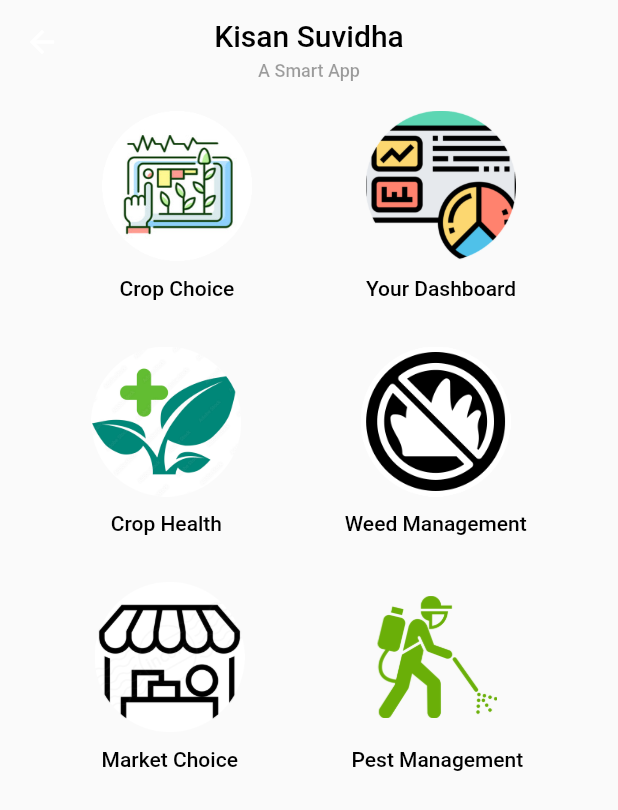
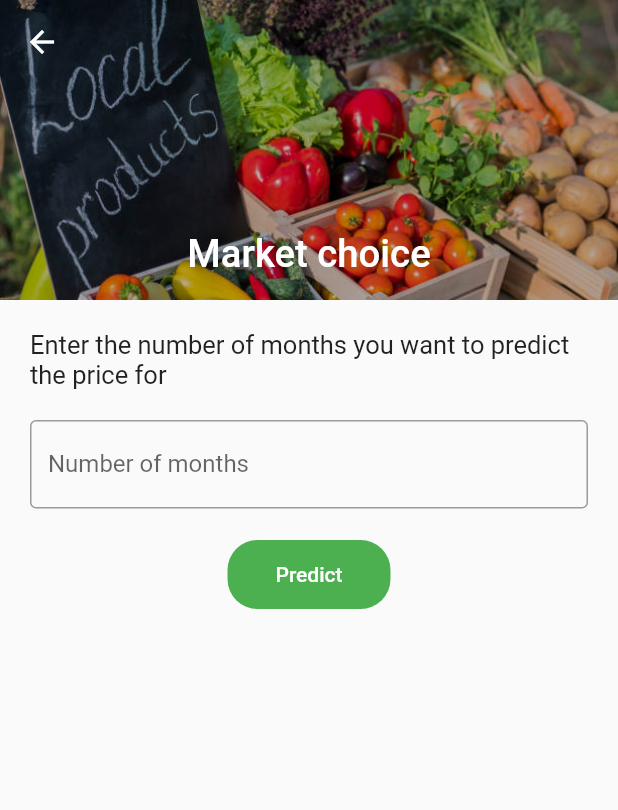
Before and after one commit to AsishGokarakonda/Flutter-Crop-Detection, a Flutter app: the AllHomePage screen opened by its route, after a tap on "Market Choice", on a phone screen of 412 x 824 dp. Shown: the top 810 px of the screen. Run offline on Flutter 3.47's test engine with Material 2 defaults, Android fonts, the phone set to English and light mode, and no system bars; our stand-ins replace awesome_notifications, flutter_secure_storage, font_awesome_flutter, get, google_fonts, google_maps_flutter and 4 more; accounts and stored records are empty.

Commit message:
Last commit of version2.0

```diff
--- a/lib/main.dart
+++ b/lib/main.dart
@@ -1,3 +1,4 @@
+import 'package:crop_recommend/screens/marketchoice/price_prediction.dart';
 import 'package:crop_recommend/utils/notification_api.dart';
 import '../../../screens/home/adminhome/admin_home.dart';
 import '../../../screens/home/adminhome/all_users.dart';
@@ -12,7 +13,7 @@ import '../../../screens/signing/admin_login.dart';
 import '../../../screens/signing/before_login.dart';
 import '../../../screens/signing/login_page.dart';
 import '../../../utils/routes.dart';
-import '../../../screens/profile/add_field.dart';
+import 'screens/profile/all_fields.dart';
 import '../../../screens/crophealth/selectedcrops.dart';
 import '../../../screens/crophealth/cottonhealth/cotton_home.dart';
 import '../../../screens/crophealth/cottonhealth/banana_home.dart';
@@ -21,6 +22,8 @@ import '../../../screens/home/pesthome/disease_checkcrop.dart';
 import '../../../screens/signing/forgot_password.dart';
 import '../../../screens/signing/signup_page.dart';
 import '../../../screens/profile/settings.dart';
+
+
 import 'package:flutter/material.dart';
 import 'package:shared_preferences/shared_preferences.dart';
 import 'package:get/get.dart';
@@ -81,14 +84,14 @@ static GlobalKey<NavigatorState> navigatorKey = GlobalKey<NavigatorState>();
           MyRoutes.adminhomeRoute:(context) => const AdminHome(),
           MyRoutes.allusersRoute:(context) => const AllUsers(),
           MyRoutes.usermapsRoute:(context) => const UserMaps(),
-          MyRoutes.addFieldRoute:(context) => const AddField(),
+          MyRoutes.allFieldsRoute:(context) => const AllFields(),
           MyRoutes.crophealth:(context) => const SelectedCropsHome(),
           MyRoutes.selectavailablecrops:(context) => const CropHealthHome(),
           MyRoutes.cottonhealthhome:(context) => const CottonCropHome(),
           MyRoutes.bananahealthhome:(context) => const BananaCropHome(),
           MyRoutes.diseasecheckcrop:(context) => const DiseaseCheckCrop(),
           MyRoutes.settingsRoute:(context) => const SettingsPage(),
-
+          MyRoutes.pricePredictRoute:(context) => const PricePredict(),
         });
   }
 }
--- a/lib/screens/home/all_home_page.dart
+++ b/lib/screens/home/all_home_page.dart
@@ -146,7 +146,7 @@ class _AllHomePageState extends State<AllHomePage> {
                           const SizedBox(
                             height: 10,
                           ),
-                          Text('Crop Health'.tr,
+                          Text('Crop Advisory'.tr,
                               style: TextStyle(color: Colors.black))
                         ],
                       )),
@@ -180,7 +180,9 @@ class _AllHomePageState extends State<AllHomePage> {
                   // create a rounded button and keep a image inside it and on press of that
 
                   TextButton(
-                      onPressed: () {},
+                      onPressed: () {
+                        Navigator.pushNamed(context, '/pricepredict');
+                      },
                       child: Column(
                         children: [
                           SizedBox(
--- a/lib/screens/home/pesthome/detect_disease.dart
+++ b/lib/screens/home/pesthome/detect_disease.dart
@@ -65,8 +65,9 @@ class _DetectDiseaseState extends State<DetectDisease> {
     request.headers.addAll(headers);
     request.fields.addAll({
       'crop_name': PestManagement.diseaseselectedcrop,
-      'dayaftersowing':das
+      'dayaftersowing': das.toString(),
     });
+    print("done");
     var response = await request.send();
     // save the image in images folder using imagepicker
     // get image path and keep it in a variable
--- /dev/null
+++ b/lib/screens/marketchoice/price_prediction.dart
@@ -0,0 +1,334 @@
+import 'package:crop_recommend/utils/api.dart';
+import 'package:flutter/material.dart';
+import 'package:flutter/src/widgets/container.dart';
+import 'package:flutter/src/widgets/framework.dart';
+import 'dart:convert';
+import 'package:http/http.dart' as http;
+
+class PricePredict extends StatefulWidget {
+  const PricePredict({super.key});
+
+  @override
+  State<PricePredict> createState() => _PricePredictState();
+}
+
+class _PricePredictState extends State<PricePredict> {
+  List<BoxShadow> shadowList = [
+    BoxShadow(
+        color: Color.fromARGB(255, 190, 190, 190),
+        blurRadius: 30,
+        offset: Offset(0, 10))
+  ];
+  // {
+  // "min_price": 5270.0,
+  // "max_price": 10450.0,
+  // "avg_price": 7860.0,
+  // "start": "Mar 2023",
+  // "end": "Dec 2023"
+// }
+  // create variables for min_price, max_price, avg_price, start, end
+
+  double min_price = 0.0;
+  double max_price = 0.0;
+  double avg_price = 0.0;
+  String start = '';
+  String end = '';
+  int showgraph = 0;
+  int months = 0;
+  int buffering = 0;
+  String imagestring ='';
+  void getpriceprediction() async {
+    var request = await http.post(
+        Uri.parse('${APILoad.api}/marketchoice/predictmarketprice/'),
+        headers: {
+          'Content-Type': 'application/json',
+          'Accept': 'application/json',
+        },
+        body: json.encode({"months": months}));
+    var data = json.decode(request.body);
+    min_price = data['min_price'];
+    max_price = data['max_price'];
+    avg_price = data['avg_price'];
+    start = data['start'];
+    end = data['end'];
+    print(data);
+    setState(() {
+      showgraph = 1;
+      buffering = 0;
+    });
+  }
+
+  @override
+  void initState() {
+    // getpriceprediction();
+    super.initState();
+  }
+
+  @override
+  Widget build(BuildContext context) {
+    return Scaffold(
+      body: NestedScrollView(
+          headerSliverBuilder: (BuildContext context, bool innerBoxIsScrolled) {
+            return <Widget>[
+              SliverAppBar(
+                backgroundColor: Colors.black54,
+                elevation: 0,
+                expandedHeight: 200.0,
+                pinned: true,
+                flexibleSpace: FlexibleSpaceBar(
+                    centerTitle: true,
+                    // keep title at top
+                    title: Text('Market choice',
+                        style: TextStyle(
+                          color: Colors.white,
+                          fontSize: 17.0,
+                        )),
+                    background: Image.asset(
+                      'assets/marketchoice/pricePredictHome.jpg',
+                      colorBlendMode: BlendMode.darken,
+                      color: Colors.black.withOpacity(0.25),
+                      fit: BoxFit.cover,
+                    )),
+              ),
+            ];
+          },
+          body: buffering == 0
+              ? SingleChildScrollView(
+                  physics: const BouncingScrollPhysics(),
+                  child: Column(children: [
+                    const SizedBox(
+                      height: 20,
+                    ),
+                    Container(
+                        // width: 300,
+                        margin: const EdgeInsets.symmetric(horizontal: 20),
+                        child: const Text(
+                          'Enter the number of months you want to predict the price for',
+                          style: TextStyle(
+                            fontSize: 17,
+                          ),
+                        )),
+                    const SizedBox(
+                      height: 20,
+                    ),
+                    Container(
+                      // width: 300,
+                      margin: const EdgeInsets.symmetric(horizontal: 20),
+                      child: TextField(
+                        // input should be a number
+                        onChanged: (value) {
+                          months = int.parse(value);
+                        },
+                        keyboardType: TextInputType.number,
+                        decoration: const InputDecoration(
+                          border: OutlineInputBorder(),
+                          labelText: 'Number of months',
+                        ),
+                      ),
+                    ),
+                    const SizedBox(
+                      height: 20,
+                    ),
+                    TextButton(
+                      onPressed: () {
+                        // call the function getpriceprediction()
+                        // keep rotating circle until the data is fetched
+                        setState(() {
+                          buffering = 1;
+                        });
+                        getpriceprediction();
+                        setState(() {
+                          // update the network image
+                          imagestring = "${APILoad.api}/images/crops/pricePrediction.png";
+                        });
+                      },
+                      child: Text(
+                        '  Predict  ',
+                        style: TextStyle(color: Colors.white),
+                      ),
+                      style: TextButton.styleFrom(
+                          padding: const EdgeInsets.symmetric(
+                              horizontal: 25, vertical: 15),
+                          backgroundColor: Colors.green,
+                          shape: const RoundedRectangleBorder(
+                              borderRadius:
+                                  BorderRadius.all(Radius.circular(20)))),
+                    ),
+                    const SizedBox(
+                      height: 30,
+                    ),
+                    // if showgraph is 1 then show text graph
+
+                    showgraph == 1
+                        ? Column(children: [
+                            Text('Price Vs Time',
+                                style: TextStyle(
+                                  fontSize: 20,
+                                  fontWeight: FontWeight.bold,
+                                )),
+                            const SizedBox(
+                              height: 20,
+                            ),
+                                                        Text('Entered number of months: $months',
+                                style: TextStyle(
+                                  fontSize: 20,
+                                  color: Colors.grey,
+                                )),
+                            GestureDetector(
+                              // on tap open the image in full screen
+                              onTap: () async {
+                                // show image in full screen
+                                await showDialog(
+                                    context: context,
+                                    builder: (context) {
+                                      return Dialog(
+                                        child: InteractiveViewer(
+                                          panEnabled: false,
+                                          maxScale: 3,
+                                          minScale: 1,
+                                          child: Container(
+                                            width: 300,
+                                            height: 300,
+                                            decoration: BoxDecoration(
+                                              borderRadius:
+                                                  const BorderRadius.only(
+                                                      topLeft:
+                                                          Radius.circular(20),
+                                                      topRight:
+                                                          Radius.circular(20),
+                                                      bottomLeft:
+                                                          Radius.circular(20),
+                                                      bottomRight:
+                                                          Radius.circular(20)),
+                                              image: DecorationImage(
+                                                image: NetworkImage(
+                                                    "${APILoad.api}/images/crops/pricePrediction.png"),
+                                                fit: BoxFit.fill,
+                                              ),
+                                            ),
+                                          ),
+                                        ),
+                                      );
+                                    });
+                              },
+                              child: Container(
+                                width: 400,
+                                height: 300,
+                                decoration: BoxDecoration(
+                                  borderRadius: const BorderRadius.only(
+                                      topLeft: Radius.circular(20),
+                                      topRight: Radius.circular(20),
+                                      bottomLeft: Radius.circular(20),
+                                      bottomRight: Radius.circular(20)),
+                                  image: DecorationImage(
+                                    image: NetworkImage(
+                                      imagestring
+                                        ),
+                                    fit: BoxFit.scaleDown
+                                  ),
+                                ),
+                              ),
+                            ),
+                            const SizedBox(
+                              height: 20,
+                            ),
+                            PriceContainer(
+                                shadowList: shadowList,
+                                data: avg_price,
+                                type: 'Avg Price'),
+                            Row(
+                                mainAxisAlignment:
+                                    MainAxisAlignment.spaceEvenly,
+                                children: [
+                                  PriceContainer(
+                                      shadowList: shadowList,
+                                      data: min_price,
+                                      type: 'Min Price'),
+                                  PriceContainer(
+                                      shadowList: shadowList,
+                                      data: max_price,
+                                      type: 'Max Price'),
+                                ]),
+                            Row(
+                                mainAxisAlignment:
+                                    MainAxisAlignment.spaceEvenly,
+                                children: [
+                                  PriceContainer(
+                                      shadowList: shadowList,
+                                      data: start,
+                                      type: 'Start Date'),
+                                  PriceContainer(
+                                      shadowList: shadowList,
+                                      data: end,
+                                      type: 'End Date'),
+                                ]),
+                          ])
+                        : Container(),
+                  ]),
+                )
+              : Container(
+                  child: const Center(
+                    child: CircularProgressIndicator(),
+                  ),
+                )),
+    );
+  }
+}
+
+class PriceContainer extends StatelessWidget {
+   PriceContainer({
+    Key? key,
+    required this.shadowList,
+    required this.data,
+    required this.type,
+  }) : super(key: key);
+
+  final List<BoxShadow> shadowList;
+  var data;
+  final String type;
+
+  @override
+  Widget build(BuildContext context) {
+    return Container(
+      width: 150,
+      height: 100,
+      margin: const EdgeInsets.symmetric(vertical: 10, horizontal: 10),
+      padding: const EdgeInsets.all(10),
+      decoration: BoxDecoration(
+          color: Colors.white,
+          borderRadius: BorderRadius.circular(20),
+          boxShadow: shadowList),
+      child: Column(
+        mainAxisAlignment: MainAxisAlignment.center,
+        crossAxisAlignment: CrossAxisAlignment.center,
+        children: [
+          Text(
+            '$type',
+            style: TextStyle(
+                color: Colors.black, fontSize: 17, fontWeight: FontWeight.bold),
+          ),
+          const SizedBox(
+            height: 10,
+          ),
+          Text(
+            // if type of data is double then show rupees symbol and if type of data is date then show date
+            type == 'Start Date' || type == 'End Date'
+                ? data
+                : '₹ $data',
+            style: TextStyle(
+              color: // if type is min price then show red and if type is avg price then show green and if type is max price then show blue
+                  type == 'Min Price'
+                      ? Colors.red
+                      : type == 'Avg Price'
+                          ? Colors.blue
+                          : type == 'Max Price'
+                          ? Colors.green
+                          : Color.fromARGB(255, 248, 183, 18),
+              fontSize: 20,
+            ),
+          ),
+        ],
+      ),
+    );
+  }
+}
--- a/lib/screens/profile/profile_page.dart
+++ b/lib/screens/profile/profile_page.dart
@@ -147,7 +147,7 @@ class ProfileWidget extends StatelessWidget {
       // if title is Log Out then navigate to login page
       onTap: title =='Add Field'.tr
           ? () async {
-            Navigator.pushNamed(context, '/addfield');
+            Navigator.pushNamed(context, '/allfields');
             }
       : title == 'Log Out'.tr
           ? () async {
--- a/lib/screens/signing/login_page.dart
+++ b/lib/screens/signing/login_page.dart
@@ -192,13 +192,14 @@ class _LoginPageState extends State<LoginPage> {
                       // if there is no error in the form then send the data to the server
                       if (_formkey.currentState!.validate()) {
                         // if there is no error in the form then send the data to the server
-                        var url = "${APILoad.api}/api/login/";
+                        var url = '${APILoad.api}/api/login/';
                         // if server is not running then show error message
-
+                        print("Hi");
                         http.post(Uri.parse(url), body: {
                           "username": username,
                           "password": password,
                         }).then((response) async {
+                          print("Hwhejkf");
                           if (response.statusCode == 200) {
                             var data = json.decode(response.body);
                             if (data['status'] == "success") {
--- a/lib/utils/api.dart
+++ b/lib/utils/api.dart
@@ -4,8 +4,10 @@ import 'package:shared_preferences/shared_preferences.dart';
 
 class APILoad {
   static String api = 'http://10.196.10.102:8000';
+  // http://10.196.10.102:8000/api/login/
   // this should be the ip address of the machine where the server is running.
   // for simplicity connect phone and laptop to same wifi and use the ip address of the laptop
+  // turn off the firewall of the laptop in firewall and network protection settings
 }
 
 class CropHealthselection {
--- a/lib/utils/app_translation.dart
+++ b/lib/utils/app_translation.dart
@@ -51,6 +51,8 @@ class AppTranslation extends Translations {
       'Error':'Error',
       'Disease':'Disease',
       // Advisory
+      'Crop Advisory':'Crop Advisory',
+      'Advisory':'Advisory',
       'Days after sowing:':'Days after sowing:',
       'Days after sowing':'Days after sowing',
       'Add Crops':'Add Crops',
@@ -114,6 +116,8 @@ class AppTranslation extends Translations {
       'Error':'ತಪ್ಪಾಗಿದೆ',
       'Disease': 'ರೋಗ',
       // Advisory
+      'Crop Advisory':'ಕ್ರಾಪ್ ಸಲಹೆ',
+      'Advisory':'ಸಲಹೆ',
       'Days after sowing:' : 'ಸೇರಿಸಿದ ದಿನಗಳು:',
       'Days after sowing' : 'ಸೇರಿಸಿದ ದಿನಗಳು',
       'Add Crops': 'ಕ್ರಾಪ್ಸ್ ಸೇರಿಸಿ',
@@ -121,6 +125,7 @@ class AppTranslation extends Translations {
       'Change days after sowing': 'ಸೇರಿಸಿದ ದಿನಗಳನ್ನು ಬದಲಾಯಿಸಿ',
       'Show more': 'ಹೆಚ್ಚು ತೋರಿಸಿ',
       // COTTON Advisory
+      'Advisory':'ಸಲಹೆ',
        'Decay of the seedlings before emergence, girdling of the seedling stems and root rot.Sometimes mustard like seeds appear on the roots.':'ಮುಖ್ಯವಾದರೆ ಸೇರಿಸಿದ ಮೊದಲ ದಿನಗಳಲ್ಲಿ ಸೀಡ್ಲಿಂಗ್ಗಳ ಮುಖ್ಯವಾದರೆ ಸೇರಿಸಿದ ಮೊದಲ ದಿನಗಳಲ್ಲಿ ಸೀಡ್ಲಿಂಗ್ಗಳ ಮುಖ್ಯವಾದರೆ ಸೇರಿಸಿದ ಮೊದಲ ದಿನಗಳಲ್ಲಿ ಸೀಡ್ಲಿಂಗ್ಗಳ ಮುಖ್ಯವಾದರೆ ಸೇರಿಸಿದ ಮೊದಲ ದಿನಗಳಲ್ಲಿ ಸೀಡ್ಲಿಂಗ್ಗಳ ಮುಖ್ಯವಾದರೆ ಸೇರಿಸಿದ ಮೊದಲ ದಿನಗಳಲ್ಲಿ ಸೀಡ್ಲಿಂಗ್ಗಳ ಮುಖ್ಯವಾದರೆ ಸೇರಿಸಿದ ಮೊದಲ ದಿನಗಳಲ್ಲಿ ಸೀಡ್ಲಿಂಗ್ಗಳ ಮುಖ',
       'Drenching of Thiram @ 2 g/litre of water around the diseased seedlings.':'ರೋಗಿತ ಸೀಡ್ಲಿಂಗ್ಗಳ ಮೇಲೆ ವಾಟರ್ ಮಾಡಿ 2 ಜಿ / ಲಿಟರ್ ತಿರಾಮ್ ಡ್ರೆಂಚ್ ಮಾಡಿ.',
       'Scheduled irrigation at 5 cm depth in light/red/sandy loam soils.':'ಲೈಟ್ / ರೆಡ್ / ಸ್ಯಾಂಡಿ ಲೂಮ್ ಸ್ಥಳಗಳಲ್ಲಿ 5 ಸಿ.ಎಂ. ಗಾಲಿನಲ್ಲಿ ನಿರ್ಧಾರಿತ ಜಾಲನೆ.',
@@ -179,6 +184,8 @@ class AppTranslation extends Translations {
       'Error': 'त्रुटि',
       'Disease': 'बीमारी',
       // Advisory
+      'Crop Advisory':'फसल सलाहकार',
+      'Advisory':'सलाहकार',
       'Days after sowing:':'बोटने के बाद दिन:',
       'Days after sowing':'बोटने के बाद दिन',
       'Add Crops':'फसल जोड़ें',
@@ -186,6 +193,7 @@ class AppTranslation extends Translations {
       'Change days after sowing':'बोटने के बाद दिन बदलें',
       'Show more':'और दिखाएं',
       // COTTON Advisory
+      'Advisory':'सलाहकार',
        'Decay of the seedlings before emergence, girdling of the seedling stems and root rot.Sometimes mustard like seeds appear on the roots.':'उत्पन्न होने से पहले बीज की बच्चों की अवस्था की तरह, बीज की बच्चों के रस्सों और जड़ की रोट। कभी-कभी जड़ के जड़ों पर मसाला जैसे बीज दिखाई देते हैं।',
       'Drenching of Thiram @ 2 g/litre of water around the diseased seedlings.':'बीमारी की बीज की बच्चों के चारों ओर थीरम @ 2 ग्राम / लीटर पानी का ड्रेंचिंग।',
       'Scheduled irrigation at 5 cm depth in light/red/sandy loam soils.': 'प्रकाश / लाल / रेती लूम भूमि में 5 सेंटीमीटर गहराई में अनुसूचित जल देना।',
--- a/lib/utils/routes.dart
+++ b/lib/utils/routes.dart
@@ -13,11 +13,13 @@ class MyRoutes {
   static String adminhomeRoute = '/adminhome';
   static String allusersRoute = '/allusers';
   static String usermapsRoute = '/usermaps';
-  static String addFieldRoute = '/addfield';
+  static String allFieldsRoute = '/allfields';
   static String crophealth = '/crophealth';
   static String selectavailablecrops = '/selectavailablecrops';
   static String cottonhealthhome = '/cottonhealthhome';
   static String bananahealthhome = '/bananahealthhome';
   static String diseasecheckcrop = '/diseasecheckcrop';
   static String settingsRoute = '/settings';
+  static String addFieldRoute = '/addfield';
+  static String pricePredictRoute = '/pricepredict';
 }
--- a/pubspec.yaml
+++ b/pubspec.yaml
@@ -76,6 +76,7 @@ flutter:
     - assets/profile/
     - assets/crophealth/
     - assets/crophealth/cotton/
+    - assets/marketchoice/
   # An image asset can refer to one or more resolution-specific "variants", see
   # https://flutter.dev/assets-and-images/#resolution-aware
 
```
Also changed, not shown: lib/screens/crophealth/EachAdvisory.dart (+6 -5 lines), lib/screens/crophealth/cottonhealth/cotton_home.dart (+10 -9 lines), lib/screens/profile/add_newfield.dart (renamed from lib/screens/profile/add_field.dart, +5 -4 lines), lib/screens/profile/all_fields.dart (added, +109 -0 lines), assets/marketchoice/pricePredictHome.jpg (added), assets/profile/fields.jpg (added).
